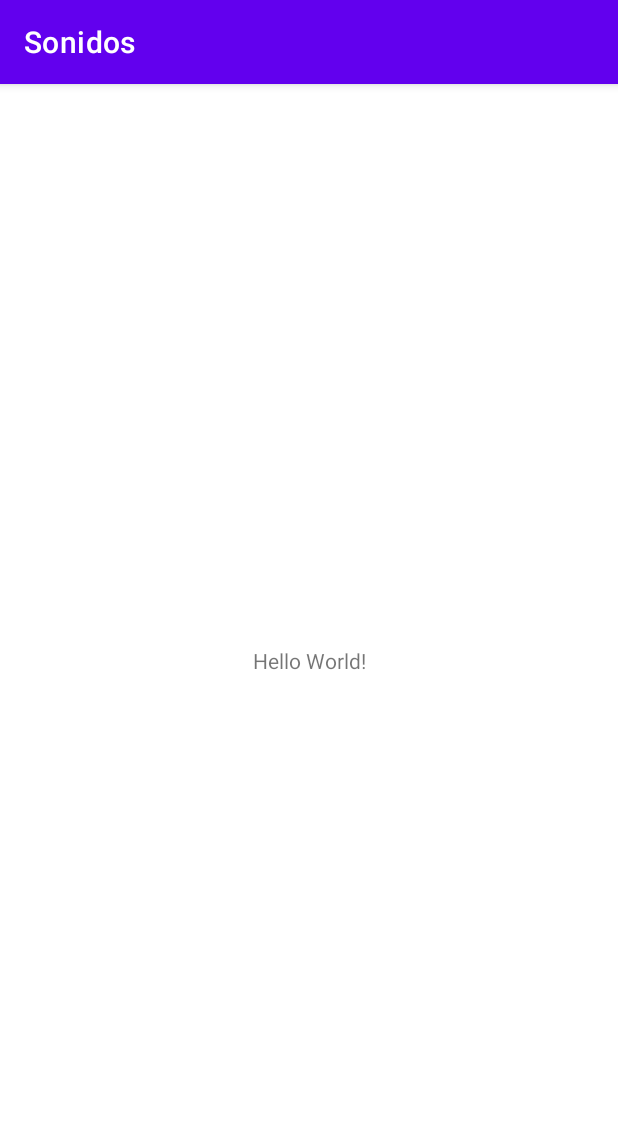
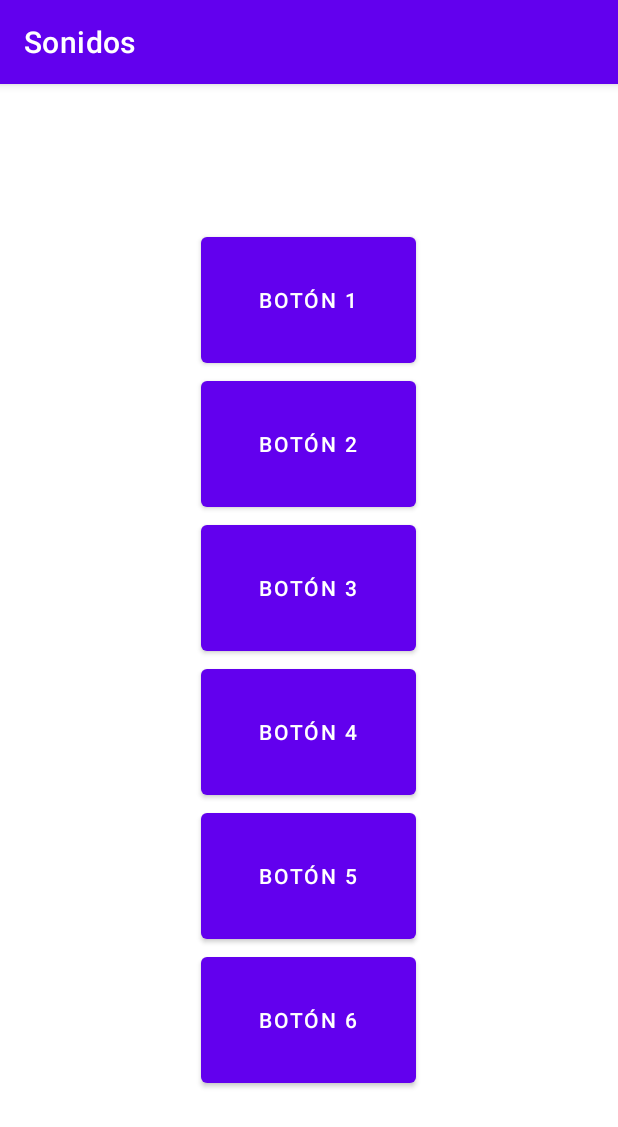
Before and after one commit to stompy-lizard/Laboratorio-6, an Android app: the screen it shows after launch (MainActivity), on a phone screen of 412 x 824 dp. Shown: the top 1127 px of the screen. Run offline under Robolectric (Android 15) with nearby library versions, the phone set to English and light mode, and no system bars.

Commit message:
Place buttons

```diff
--- a/app/src/main/res/layout/activity_main.xml
+++ b/app/src/main/res/layout/activity_main.xml
@@ -1,18 +1,38 @@
 <?xml version="1.0" encoding="utf-8"?>
-<androidx.constraintlayout.widget.ConstraintLayout xmlns:android="http://schemas.android.com/apk/res/android"
-    xmlns:app="http://schemas.android.com/apk/res-auto"
-    xmlns:tools="http://schemas.android.com/tools"
-    android:layout_width="match_parent"
-    android:layout_height="match_parent"
-    tools:context=".MainActivity">
+<LinearLayout xmlns:android="http://schemas.android.com/apk/res/android"
+        android:layout_width="match_parent"
+        android:layout_height="match_parent"
+        android:gravity="center"
+        android:orientation="vertical" >
 
-    <TextView
-        android:layout_width="wrap_content"
-        android:layout_height="wrap_content"
-        android:text="Hello World!"
-        app:layout_constraintBottom_toBottomOf="parent"
-        app:layout_constraintLeft_toLeftOf="parent"
-        app:layout_constraintRight_toRightOf="parent"
-        app:layout_constraintTop_toTopOf="parent" />
-
-</androidx.constraintlayout.widget.ConstraintLayout>
+    <Button
+        android:id="@+id/button1"
+        android:layout_width="143dp"
+        android:layout_height="96dp"
+        android:text="@string/btn1" />
+    <Button
+        android:id="@+id/button2"
+        android:layout_width="143dp"
+        android:layout_height="96dp"
+        android:text="@string/btn2" />
+    <Button
+        android:id="@+id/button3"
+        android:layout_width="143dp"
+        android:layout_height="96dp"
+        android:text="@string/btn3" />
+    <Button
+        android:id="@+id/button4"
+        android:layout_width="143dp"
+        android:layout_height="96dp"
+        android:text="@string/btn4" />
+    <Button
+        android:id="@+id/button5"
+        android:layout_width="143dp"
+        android:layout_height="96dp"
+        android:text="@string/btn5" />
+    <Button
+        android:id="@+id/button6"
+        android:layout_width="143dp"
+        android:layout_height="96dp"
+        android:text="@string/btn6" />
+</LinearLayout>
--- a/app/src/main/res/values/strings.xml
+++ b/app/src/main/res/values/strings.xml
@@ -1,3 +1,9 @@
 <resources>
     <string name="app_name">Sonidos</string>
+    <string name="btn1">Botón 1</string>
+    <string name="btn2">Botón 2</string>
+    <string name="btn3">Botón 3</string>
+    <string name="btn4">Botón 4</string>
+    <string name="btn5">Botón 5</string>
+    <string name="btn6">Botón 6</string>
 </resources>
```
